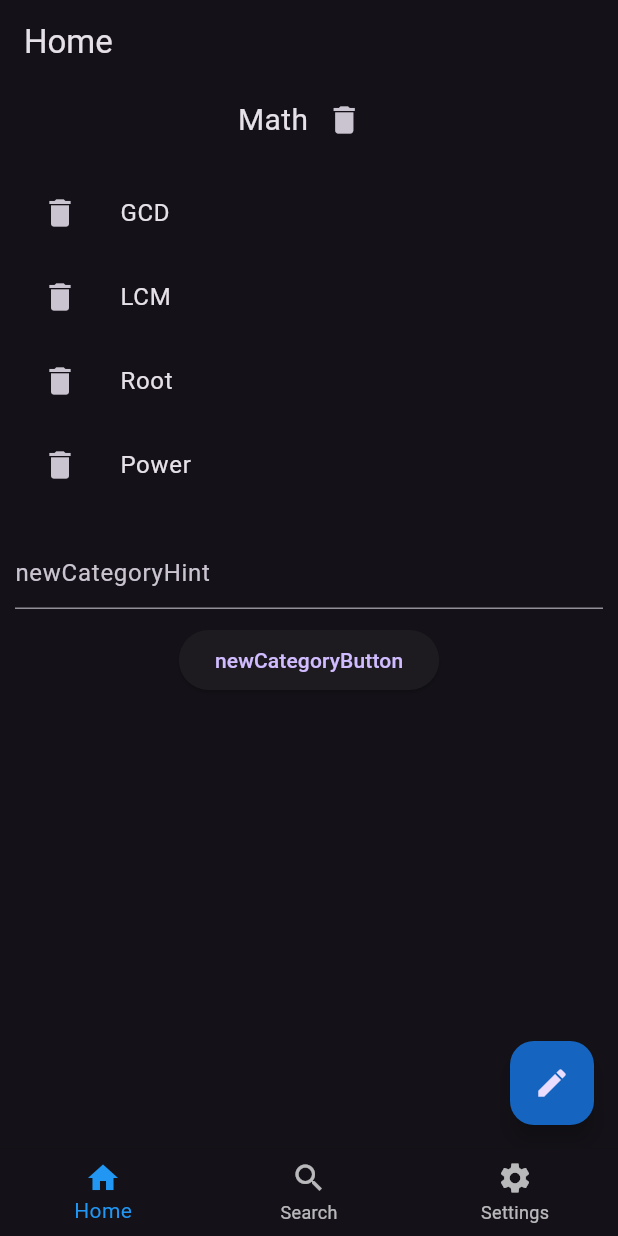
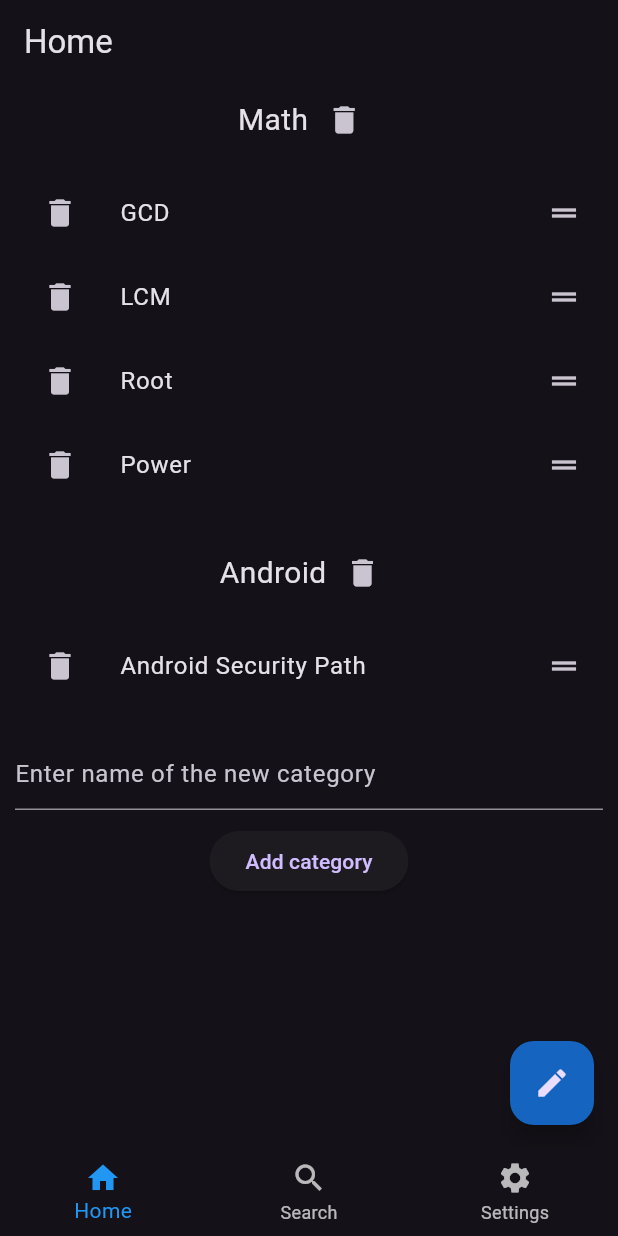
Before and after one commit to spageektti/sapphire, a Flutter app: the screen it shows after launch, after a tap on the "edit" icon, on a phone screen of 412 x 824 dp. Run offline on Flutter 3.47's test engine with Material 3 defaults, Android fonts, the phone set to English and light mode, and no system bars; our stand-ins replace decimal, device_info_plus, easy_localization, shared_preferences; missing offline and left inert: country_flags, flutter_math_fork.

Commit message:
functions/android/version_security_path: add function; other changes

```diff
--- a/assets/translations/en-US.json
+++ b/assets/translations/en-US.json
@@ -1,8 +1,11 @@
 {
     "homePageTitle": "Home",
+    "newCategoryHint": "Enter name of the new category",
+    "newCategoryButton": "Add category",
 
     "searchPageTitle": "Search",
     "searchPageSearchBar": "Search...",
+    "searchPageSelectCategory": "Select category",
 
     "settingsPageTitle": "Settings",
     "settingsPageLanguageLabel": "Language",
@@ -52,5 +55,12 @@
     "powerShortDescription": "Raise a number to a power",
     "powerLongDescription": "The power of a number is the number of times the number is multiplied by itself.",
     "powerFirstButtonLabel": "Enter the base",
-    "powerSecondButtonLabel": "Enter the exponent"
+    "powerSecondButtonLabel": "Enter the exponent",
+
+    "versionSecurityPathShortName": "Android Security Path",
+    "versionSecurityPathLongName": "Version Security Path Checker",
+    "versionSecurityPathShortDescription": "Check the security patch level of your Android device",
+    "versionSecurityPathLongDescription": "The Android security patch level is a date that Android device manufacturers release security patches.",
+
+    "unknownOrNotAndroidNotice": "We couldn't determine the security patch level of your device. Make sure you're using an Android device."
 }
--- a/lib/default_home_list.dart
+++ b/lib/default_home_list.dart
@@ -26,8 +26,10 @@
 
 List<List<int>> defaultHomeList = [
   [0, 1, 2, 3],
+  [4],
 ];
 
 List<String> defaultHomeListNames = [
   'Math',
+  'Android',
 ];
--- a/lib/function_list.dart
+++ b/lib/function_list.dart
@@ -24,6 +24,7 @@
 ? It contains important information about the project structure, code style, suggested VSCode extensions, and more.
 */
 import 'package:flutter/material.dart';
+import 'package:sapphire/functions/android/version_security_path.dart';
 import 'package:sapphire/functions/math/gcd.dart';
 import 'package:sapphire/functions/math/lcm.dart';
 import 'package:sapphire/functions/math/power.dart';
@@ -77,4 +78,11 @@ List<FunctionItem> functionList = [
       icon: Icons.bolt,
       tags: ['math', 'power', 'root'],
       index: 3),
+  FunctionItem(
+      widget: const VersionSecurityPathWidget(),
+      name: 'versionSecurityPath',
+      author: 'spageektti',
+      icon: Icons.info_outline,
+      tags: ['android', 'version', 'security', 'patch'],
+      index: 4)
 ];
--- a/lib/pages/home_page.dart
+++ b/lib/pages/home_page.dart
@@ -282,6 +282,10 @@ class _HomePageState extends State<HomePage> {
                           key: ValueKey(defaultHomeList[index][itemIndex]),
                           title: Text(context.tr(
                               '${functionList[defaultHomeList[index][itemIndex]].name}ShortName')),
+                          trailing: ReorderableDragStartListener(
+                            index: itemIndex,
+                            child: const Icon(Icons.drag_handle),
+                          ),
                         );
                       }),
                     ),
```
Also changed, not shown: assets/translations/pl-PL.json (+11 -1 lines), lib/functions/android/version_security_path.dart (added, +89 -0 lines).
